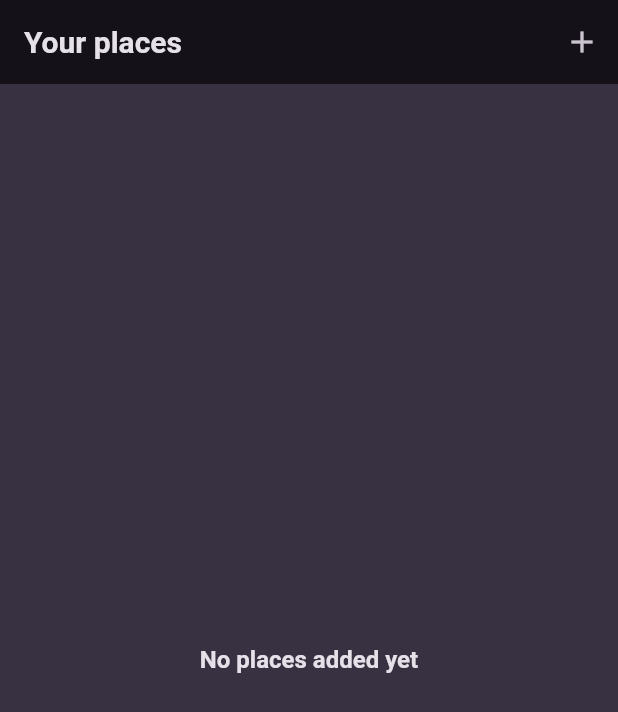
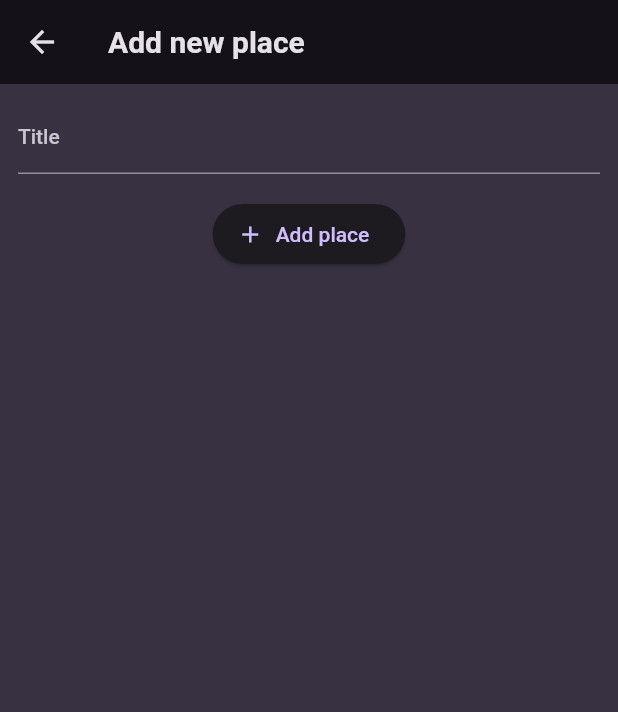
Before and after one commit to vicentedpsantos/favorite_places, a Flutter app: the screen it shows after launch, after a tap on the "add" icon, on a phone screen of 412 x 824 dp. Shown: the top 712 px of the screen. Run offline on Flutter 3.47's test engine with Material 2 defaults, Android fonts, the phone set to English and light mode, and no system bars; our stand-ins replace google_fonts.

Commit message:
Add AddPlaceScreen

```diff
--- a/lib/screens/add_place.dart
+++ b/lib/screens/add_place.dart
@@ -0,0 +1,45 @@
+import 'package:flutter/material.dart';
+
+class AddPlaceScreen extends StatefulWidget {
+  const AddPlaceScreen({super.key});
+
+  @override
+  State<AddPlaceScreen> createState() => _AddPlaceScreenState();
+}
+
+class _AddPlaceScreenState extends State<AddPlaceScreen> {
+  final _titleController = TextEditingController();
+
+  @override
+  void dispose() {
+    _titleController.dispose();
+    super.dispose();
+  }
+
+  @override
+  Widget build(context) {
+    return Scaffold(
+      appBar: AppBar(
+        title: const Text('Add new place'),
+      ),
+      body: SingleChildScrollView(
+        padding: const EdgeInsets.all(12),
+        child: Column(
+          children: [
+            TextField(
+              decoration: const InputDecoration(labelText: 'Title'),
+              controller: _titleController,
+              style: TextStyle(color: Theme.of(context).colorScheme.onBackground),
+            ),
+            const SizedBox(height: 16),
+            ElevatedButton.icon(
+              onPressed: () {},
+              icon: const Icon(Icons.add),
+              label: const Text('Add place'),
+            )
+          ],
+        ),
+      ),
+    );
+  }
+}
--- a/lib/screens/places.dart
+++ b/lib/screens/places.dart
@@ -1,8 +1,18 @@
 import 'package:flutter/material.dart';
+
 import 'package:favorite_places/widgets/places_list.dart';
+import 'package:favorite_places/screens/add_place.dart';
 
 class PlacesScreen extends StatelessWidget {
   const PlacesScreen({super.key});
+
+  void _pushPlacesScreen(BuildContext context) {
+    Navigator.of(context).push(
+      MaterialPageRoute(
+        builder: (ctx) => const AddPlaceScreen(),
+      ),
+    );
+  }
 
   @override
   Widget build(context) {
@@ -12,7 +22,9 @@ class PlacesScreen extends StatelessWidget {
         actions: [
           IconButton(
             icon: const Icon(Icons.add),
-            onPressed: () {},
+            onPressed: () {
+              _pushPlacesScreen(context);
+            },
           ),
         ],
       ),
```
